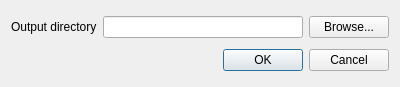
Qt form qconsolidatedialogbase.ui (lao-tseu-is-alive/qconsolidate) before a commit.
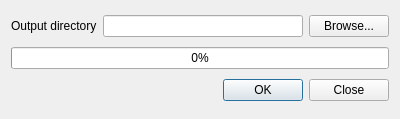
The same form after that commit.

The edit to the form file:
```diff
--- a/qconsolidatedialogbase.ui
+++ b/qconsolidatedialogbase.ui
@@ -7,7 +7,7 @@
     <x>0</x>
     <y>0</y>
     <width>400</width>
-    <height>87</height>
+    <height>119</height>
    </rect>
   </property>
   <property name="windowTitle">
@@ -36,12 +36,19 @@
     </layout>
    </item>
    <item row="1" column="0" colspan="2">
+    <widget class="QProgressBar" name="progressBar">
+     <property name="value">
+      <number>0</number>
+     </property>
+    </widget>
+   </item>
+   <item row="2" column="1">
     <widget class="QDialogButtonBox" name="buttonBox">
      <property name="orientation">
       <enum>Qt::Horizontal</enum>
      </property>
      <property name="standardButtons">
-      <set>QDialogButtonBox::Cancel|QDialogButtonBox::Ok</set>
+      <set>QDialogButtonBox::Close|QDialogButtonBox::Ok</set>
      </property>
     </widget>
    </item>
```
